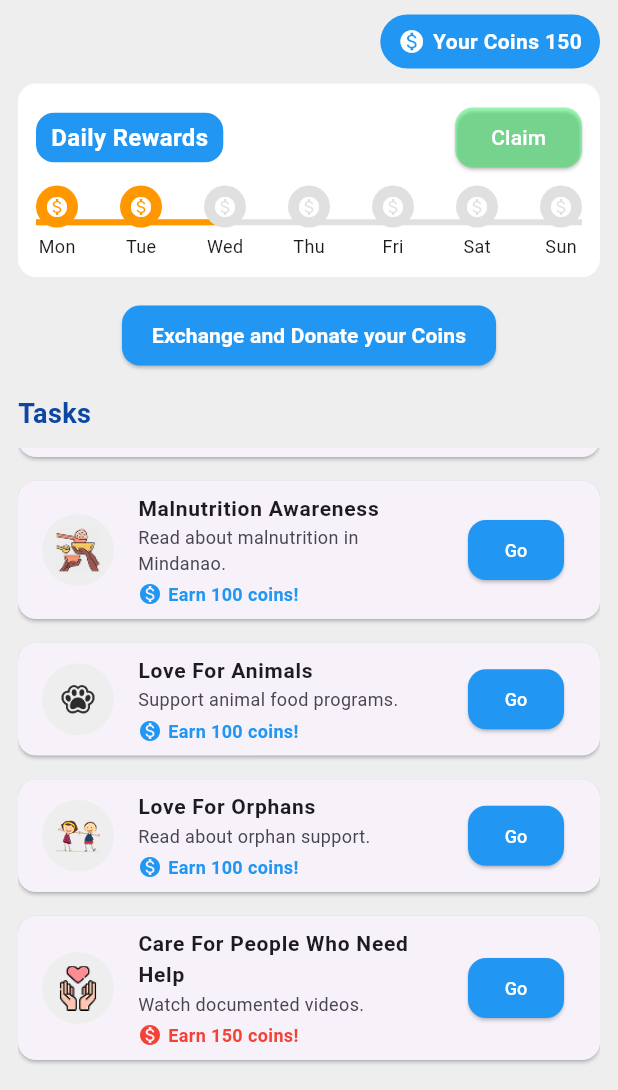
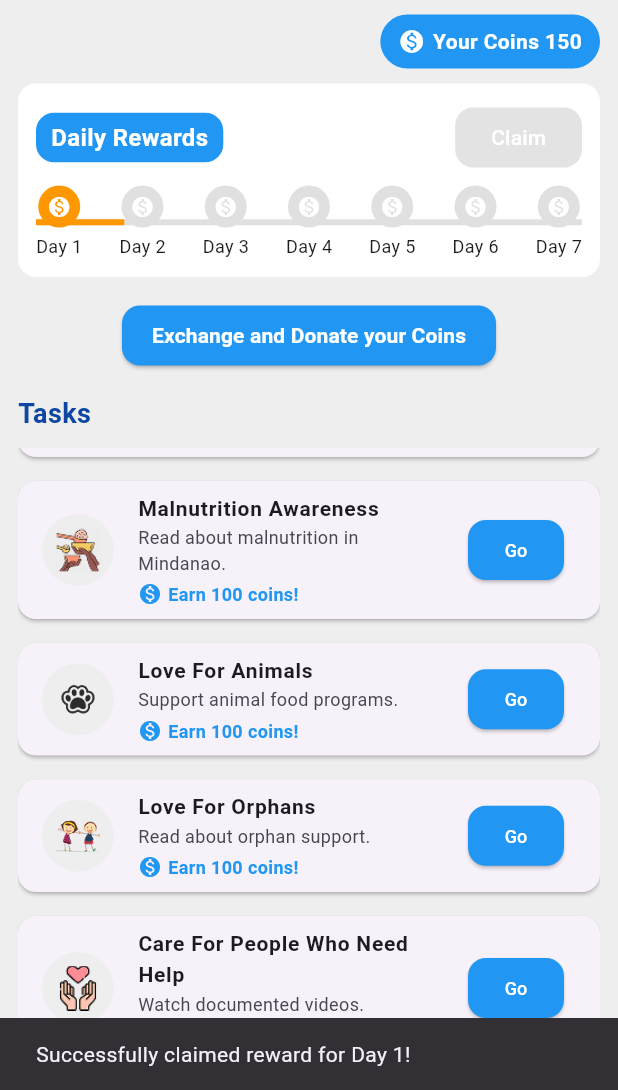
Before and after one commit to Pantrypal-App/Pantrypal, a Flutter app: the GamificationPage screen opened directly, scrolled down 185 dp, after a tap on "Claim", on a phone screen of 412 x 824 dp, the part 146-1236 px from its top. Run offline on Flutter 3.47's test engine with Material 3 defaults, Android fonts, the phone set to English and light mode, and no system bars; our stand-ins replace awesome_bottom_bar, carousel_slider, cloud_firestore, firebase_auth, firebase_core, firebase_storage and 5 more; accounts and stored records are empty.

Commit message:
add functionality of daily rewards

```diff
--- a/lib/pages/gamification_page.dart
+++ b/lib/pages/gamification_page.dart
@@ -1,7 +1,76 @@
 import 'package:flutter/material.dart';
 import 'exchangecoin_page.dart';
+import 'package:shared_preferences/shared_preferences.dart';
 
-class GamificationPage extends StatelessWidget {
+class GamificationPage extends StatefulWidget {
+  @override
+  _GamificationPageState createState() => _GamificationPageState();
+}
+
+class _GamificationPageState extends State<GamificationPage> {
+  final List<String> rewardDays = [
+    "Day 1",
+    "Day 2",
+    "Day 3",
+    "Day 4",
+    "Day 5",
+    "Day 6",
+    "Day 7"
+  ];
+
+  List<String> claimedDays = [];
+
+  @override
+  void initState() {
+    super.initState();
+    _loadClaimedDays();
+  }
+
+  Future<void> _loadClaimedDays() async {
+    SharedPreferences prefs = await SharedPreferences.getInstance();
+    List<String> savedClaimedDays = prefs.getStringList('claimedDays') ?? [];
+    setState(() {
+      claimedDays = savedClaimedDays;
+    });
+  }
+
+  Future<void> _saveClaimedDays() async {
+    SharedPreferences prefs = await SharedPreferences.getInstance();
+    prefs.setStringList('claimedDays', claimedDays);
+  }
+
+  void claimTodayReward() async {
+    DateTime now = DateTime.now();
+    String today = "${now.year}-${now.month}-${now.day}";
+
+    // Check if the reward was already claimed today
+    if (claimedDays.contains(today)) {
+      ScaffoldMessenger.of(context).showSnackBar(
+        SnackBar(
+          content: Text('You have already claimed your reward for today!'),
+        ),
+      );
+      return;
+    }
+
+    // Simulate claiming the reward
+    if (claimedDays.length < 7) {
+      setState(() {
+        claimedDays.add(today);
+      });
+
+      // Save the updated claimed days
+      await _saveClaimedDays();
+
+      ScaffoldMessenger.of(context).showSnackBar(
+        SnackBar(
+          content: Text(
+              'Successfully claimed reward for ${rewardDays[claimedDays.length - 1]}!'),
+        ),
+      );
+    }
+  }
+
   @override
   Widget build(BuildContext context) {
     return Scaffold(
@@ -86,9 +155,15 @@ class GamificationPage extends StatelessWidget {
                         ),
                       ),
                       ElevatedButton(
-                        onPressed: () {},
+                        onPressed: claimedDays.contains(
+                                "${DateTime.now().year}-${DateTime.now().month}-${DateTime.now().day}")
+                            ? null
+                            : claimTodayReward,
                         style: ElevatedButton.styleFrom(
-                          backgroundColor: const Color.fromARGB(93, 0, 255, 68),
+                          backgroundColor: claimedDays.contains(
+                                  "${DateTime.now().year}-${DateTime.now().month}-${DateTime.now().day}")
+                              ? Colors.grey
+                              : const Color.fromARGB(93, 0, 255, 68),
                           shape: RoundedRectangleBorder(
                               borderRadius: BorderRadius.circular(12)),
                         ),
@@ -111,7 +186,8 @@ class GamificationPage extends StatelessWidget {
                         child: Container(
                           height: 4,
                           width: MediaQuery.of(context).size.width *
-                              0.3, // Adjust based on claimed rewards
+                              (claimedDays.length / 7),
+                          // Adjust based on claimed rewards
                           color: Colors.orange,
                         ),
                       ),
@@ -121,7 +197,7 @@ class GamificationPage extends StatelessWidget {
                           return Column(
                             children: [
                               CircleAvatar(
-                                backgroundColor: index < 2
+                                backgroundColor: claimedDays.length > index
                                     ? Colors.orange
                                     : Colors.grey[300],
                                 radius: 14,
@@ -130,16 +206,9 @@ class GamificationPage extends StatelessWidget {
                               ),
                               SizedBox(height: 4),
                               Text(
-                                  [
-                                    "Mon",
-                                    "Tue",
-                                    "Wed",
-                                    "Thu",
-                                    "Fri",
-                                    "Sat",
-                                    "Sun"
-                                  ][index],
-                                  style: TextStyle(fontSize: 12)),
+                                rewardDays[index],
+                                style: TextStyle(fontSize: 12),
+                              ),
                             ],
                           );
                         }),
@@ -269,7 +338,9 @@ class GamificationPage extends StatelessWidget {
         trailing: ElevatedButton(
           onPressed: () {},
           style: ElevatedButton.styleFrom(
-            backgroundColor: isClaimable ? const Color.fromARGB(93, 0, 255, 68) : Colors.blue,
+            backgroundColor: isClaimable
+                ? const Color.fromARGB(93, 0, 255, 68)
+                : Colors.blue,
             shape:
                 RoundedRectangleBorder(borderRadius: BorderRadius.circular(12)),
           ),
--- a/pubspec.yaml
+++ b/pubspec.yaml
@@ -48,6 +48,8 @@ dependencies:
   http: ^1.2.1
   image: ^3.0.1
   google_sign_in: ^5.0.7
+
+
 
 
 
```
Also changed, not shown: pubspec.lock, 4 other files.
